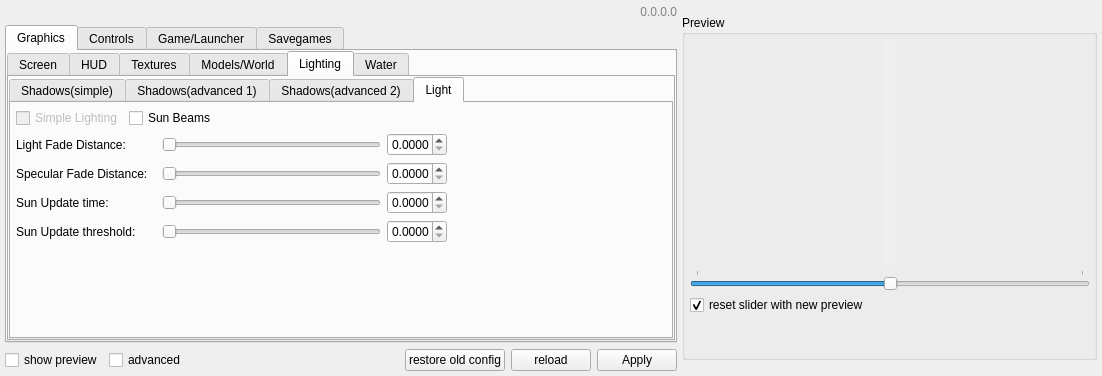
Old version of the form ui/mainwindow.ui in the repository pfannkuchengesicht/skyrim_configurator.
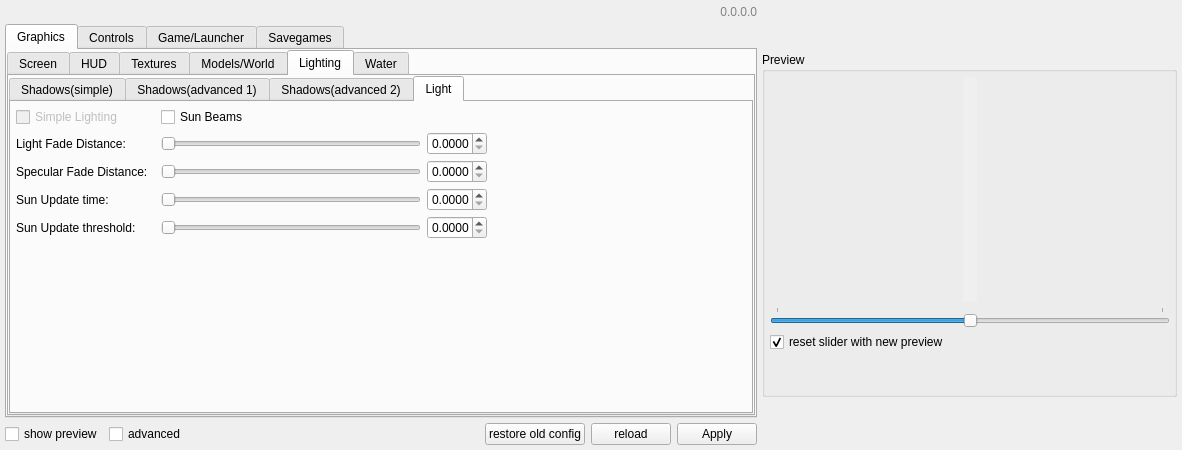
New version of the form. The open tabs and pages were chosen to show the change. Icons and pictures are not drawn.

Diff of the .ui file:
```diff
--- a/ui/mainwindow.ui
+++ b/ui/mainwindow.ui
@@ -9,12 +9,12 @@
    <rect>
     <x>0</x>
     <y>0</y>
-    <width>1102</width>
-    <height>376</height>
+    <width>1182</width>
+    <height>450</height>
    </rect>
   </property>
   <property name="sizePolicy">
-   <sizepolicy hsizetype="Expanding" vsizetype="Expanding">
+   <sizepolicy hsizetype="Fixed" vsizetype="Minimum">
     <horstretch>0</horstretch>
     <verstretch>0</verstretch>
    </sizepolicy>
@@ -72,6 +72,9 @@
     </property>
     <item>
      <layout class="QVBoxLayout" name="verticalLayout_28">
+      <property name="spacing">
+       <number>5</number>
+      </property>
       <item>
        <widget class="QLabel" name="lblVersion">
         <property name="palette">
@@ -156,6 +159,12 @@
       </item>
       <item>
        <widget class="QTabWidget" name="tabMain">
+        <property name="sizePolicy">
+         <sizepolicy hsizetype="Minimum" vsizetype="Expanding">
+          <horstretch>0</horstretch>
+          <verstretch>0</verstretch>
+         </sizepolicy>
+        </property>
         <property name="locale">
          <locale language="English" country="UnitedStates"/>
         </property>
@@ -187,6 +196,12 @@
           </property>
           <item>
            <widget class="QTabWidget" name="tabGFX">
+            <property name="sizePolicy">
+             <sizepolicy hsizetype="Minimum" vsizetype="Minimum">
+              <horstretch>0</horstretch>
+              <verstretch>0</verstretch>
+             </sizepolicy>
+            </property>
             <property name="locale">
              <locale language="English" country="UnitedStates"/>
             </property>
@@ -3224,6 +3239,12 @@
               </property>
               <item>
                <widget class="QTabWidget" name="tabLighting">
+                <property name="sizePolicy">
+                 <sizepolicy hsizetype="Minimum" vsizetype="Minimum">
+                  <horstretch>0</horstretch>
+                  <verstretch>0</verstretch>
+                 </sizepolicy>
+                </property>
                 <property name="tabPosition">
                  <enum>QTabWidget::North</enum>
                 </property>
@@ -4389,8 +4410,11 @@
                  <attribute name="title">
                   <string>Light</string>
                  </attribute>
-                 <layout class="QVBoxLayout" name="verticalLayout_35">
-                  <property name="spacing">
+                 <layout class="QFormLayout" name="formLayout_11">
+                  <property name="horizontalSpacing">
+                   <number>5</number>
+                  </property>
+                  <property name="verticalSpacing">
                    <number>5</number>
                   </property>
                   <property name="leftMargin">
@@ -4405,45 +4429,7 @@
                   <property name="bottomMargin">
                    <number>5</number>
                   </property>
-                  <item>
-                   <layout class="QHBoxLayout" name="horizontalLayout_27">
-                    <item>
-                     <widget class="QCheckBox" name="ckbSimpleLight">
-                      <property name="enabled">
-                       <bool>false</bool>
-                      </property>
-                      <property name="text">
-                       <string>Simple Lighting</string>
-                      </property>
-                     </widget>
-                    </item>
-                    <item>
-                     <widget class="QCheckBox" name="ckbSunBeams">
-                      <property name="text">
-                       <string>Sun Beams</string>
-                      </property>
-                     </widget>
-                    </item>
-                    <item>
-                     <spacer name="horizontalSpacer_20">
-                      <property name="orientation">
-                       <enum>Qt::Horizontal</enum>
-                      </property>
-                      <property name="sizeHint" stdset="0">
-                       <size>
-                        <width>40</width>
-                        <height>20</height>
-                       </size>
-                      </property>
-                     </spacer>
-                    </item>
-                   </layout>
-                  </item>
-                  <item>
-                   <layout class="QHBoxLayout" name="horizontalLayout_72">
-                    <item>
-                     <layout class="QVBoxLayout" name="verticalLayout_7">
-                      <item>
+                  <item row="1" column="0">
                        <widget class="QLabel" name="lblLightFade">
                         <property name="minimumSize">
                          <size>
@@ -4463,72 +4449,7 @@
                         </property>
                        </widget>
                       </item>
-                      <item>
-                       <widget class="QLabel" name="lblSpecFade">
-                        <property name="minimumSize">
-                         <size>
-                          <width>140</width>
-                          <height>0</height>
-                         </size>
-                        </property>
-                        <property name="toolTip">
-                         <string>&lt;!DOCTYPE HTML PUBLIC &quot;-//W3C//DTD HTML 4.0//EN&quot; &quot;http://www.w3.org/TR/REC-html40/strict.dtd&quot;&gt;
-&lt;html&gt;&lt;head&gt;&lt;meta name=&quot;qrichtext&quot; content=&quot;1&quot; /&gt;&lt;style type=&quot;text/css&quot;&gt;
-p, li { white-space: pre-wrap; }
-&lt;/style&gt;&lt;/head&gt;&lt;body style=&quot; font-family:'MS Shell Dlg 2'; font-size:8.25pt; font-weight:400; font-style:normal;&quot;&gt;
-&lt;p style=&quot; margin-top:0px; margin-bottom:0px; margin-left:0px; margin-right:0px; -qt-block-indent:0; text-indent:0px;&quot;&gt;&lt;span style=&quot; font-size:8pt;&quot;&gt;changes the draw distance of specular reflections. &lt;/span&gt;&lt;/p&gt;&lt;/body&gt;&lt;/html&gt;</string>
-                        </property>
-                        <property name="text">
-                         <string>Specular Fade Distance:</string>
-                        </property>
-                       </widget>
-                      </item>
-                      <item>
-                       <widget class="QLabel" name="lblSunUpdate">
-                        <property name="minimumSize">
-                         <size>
-                          <width>140</width>
-                          <height>0</height>
-                         </size>
-                        </property>
-                        <property name="toolTip">
-                         <string>&lt;!DOCTYPE HTML PUBLIC &quot;-//W3C//DTD HTML 4.0//EN&quot; &quot;http://www.w3.org/TR/REC-html40/strict.dtd&quot;&gt;
-&lt;html&gt;&lt;head&gt;&lt;meta name=&quot;qrichtext&quot; content=&quot;1&quot; /&gt;&lt;style type=&quot;text/css&quot;&gt;
-p, li { white-space: pre-wrap; }
-&lt;/style&gt;&lt;/head&gt;&lt;body style=&quot; font-family:'MS Shell Dlg 2'; font-size:8.25pt; font-weight:400; font-style:normal;&quot;&gt;
-&lt;p style=&quot; margin-top:0px; margin-bottom:0px; margin-left:0px; margin-right:0px; -qt-block-indent:0; text-indent:0px;&quot;&gt;&lt;span style=&quot; font-size:8pt;&quot;&gt;changes the transition speed between the old and new sun angle.&lt;/span&gt;&lt;/p&gt;&lt;/body&gt;&lt;/html&gt;</string>
-                        </property>
-                        <property name="text">
-                         <string>Sun Update time:</string>
-                        </property>
-                       </widget>
-                      </item>
-                      <item>
-                       <widget class="QLabel" name="lblSunThres">
-                        <property name="minimumSize">
-                         <size>
-                          <width>140</width>
-                          <height>0</height>
-                         </size>
-                        </property>
-                        <property name="toolTip">
-                         <string>&lt;!DOCTYPE HTML PUBLIC &quot;-//W3C//DTD HTML 4.0//EN&quot; &quot;http://www.w3.org/TR/REC-html40/strict.dtd&quot;&gt;
-&lt;html&gt;&lt;head&gt;&lt;meta name=&quot;qrichtext&quot; content=&quot;1&quot; /&gt;&lt;style type=&quot;text/css&quot;&gt;
-p, li { white-space: pre-wrap; }
-&lt;/style&gt;&lt;/head&gt;&lt;body style=&quot; font-family:'MS Shell Dlg 2'; font-size:8.25pt; font-weight:400; font-style:normal;&quot;&gt;
-&lt;p style=&quot; margin-top:0px; margin-bottom:0px; margin-left:0px; margin-right:0px; -qt-block-indent:0; text-indent:0px;&quot;&gt;&lt;span style=&quot; font-size:8pt;&quot;&gt;changes how often the sun angle is changed.&lt;/span&gt;&lt;/p&gt;
-&lt;p style=&quot; margin-top:0px; margin-bottom:0px; margin-left:0px; margin-right:0px; -qt-block-indent:0; text-indent:0px;&quot;&gt;&lt;span style=&quot; font-size:8pt;&quot;&gt;(lower values = more angle changes)&lt;/span&gt;&lt;/p&gt;&lt;/body&gt;&lt;/html&gt;</string>
-                        </property>
-                        <property name="text">
-                         <string>Sun Update threshold:</string>
-                        </property>
-                       </widget>
-                      </item>
-                     </layout>
-                    </item>
-                    <item>
-                     <layout class="QVBoxLayout" name="verticalLayout_47">
-                      <item>
+                  <item row="1" column="1">
                        <layout class="QHBoxLayout" name="horizontalLayout_23">
                         <item>
                          <widget class="QSlider" name="sldLightFadeDist">
@@ -4606,7 +4527,27 @@
                         </item>
                        </layout>
                       </item>
-                      <item>
+                  <item row="2" column="0">
+                   <widget class="QLabel" name="lblSpecFade">
+                    <property name="minimumSize">
+                     <size>
+                      <width>140</width>
+                      <height>0</height>
+                     </size>
+                    </property>
+                    <property name="toolTip">
+                     <string>&lt;!DOCTYPE HTML PUBLIC &quot;-//W3C//DTD HTML 4.0//EN&quot; &quot;http://www.w3.org/TR/REC-html40/strict.dtd&quot;&gt;
+&lt;html&gt;&lt;head&gt;&lt;meta name=&quot;qrichtext&quot; content=&quot;1&quot; /&gt;&lt;style type=&quot;text/css&quot;&gt;
+p, li { white-space: pre-wrap; }
+&lt;/style&gt;&lt;/head&gt;&lt;body style=&quot; font-family:'MS Shell Dlg 2'; font-size:8.25pt; font-weight:400; font-style:normal;&quot;&gt;
+&lt;p style=&quot; margin-top:0px; margin-bottom:0px; margin-left:0px; margin-right:0px; -qt-block-indent:0; text-indent:0px;&quot;&gt;&lt;span style=&quot; font-size:8pt;&quot;&gt;changes the draw distance of specular reflections. &lt;/span&gt;&lt;/p&gt;&lt;/body&gt;&lt;/html&gt;</string>
+                    </property>
+                    <property name="text">
+                     <string>Specular Fade Distance:</string>
+                    </property>
+                   </widget>
+                  </item>
+                  <item row="2" column="1">
                        <layout class="QHBoxLayout" name="horizontalLayout_24">
                         <item>
                          <widget class="QSlider" name="sldSpecFadeDist">
@@ -4684,7 +4625,27 @@
                         </item>
                        </layout>
                       </item>
-                      <item>
+                  <item row="3" column="0">
+                   <widget class="QLabel" name="lblSunUpdate">
+                    <property name="minimumSize">
+                     <size>
+                      <width>140</width>
+                      <height>0</height>
+                     </size>
+                    </property>
+                    <property name="toolTip">
+                     <string>&lt;!DOCTYPE HTML PUBLIC &quot;-//W3C//DTD HTML 4.0//EN&quot; &quot;http://www.w3.org/TR/REC-html40/strict.dtd&quot;&gt;
+&lt;html&gt;&lt;head&gt;&lt;meta name=&quot;qrichtext&quot; content=&quot;1&quot; /&gt;&lt;style type=&quot;text/css&quot;&gt;
+p, li { white-space: pre-wrap; }
+&lt;/style&gt;&lt;/head&gt;&lt;body style=&quot; font-family:'MS Shell Dlg 2'; font-size:8.25pt; font-weight:400; font-style:normal;&quot;&gt;
+&lt;p style=&quot; margin-top:0px; margin-bottom:0px; margin-left:0px; margin-right:0px; -qt-block-indent:0; text-indent:0px;&quot;&gt;&lt;span style=&quot; font-size:8pt;&quot;&gt;changes the transition speed between the old and new sun angle.&lt;/span&gt;&lt;/p&gt;&lt;/body&gt;&lt;/html&gt;</string>
+                    </property>
+                    <property name="text">
+                     <string>Sun Update time:</string>
+                    </property>
+                   </widget>
+                  </item>
+                  <item row="3" column="1">
                        <layout class="QHBoxLayout" name="horizontalLayout_25">
                         <item>
                          <widget class="QSlider" name="sldSunUpdate">
@@ -4762,7 +4723,28 @@
                         </item>
                        </layout>
                       </item>
-                      <item>
+                  <item row="4" column="0">
+                   <widget class="QLabel" name="lblSunThres">
+                    <property name="minimumSize">
+                     <size>
+                      <width>140</width>
+                      <height>0</height>
+                     </size>
+                    </property>
+                    <property name="toolTip">
+                     <string>&lt;!DOCTYPE HTML PUBLIC &quot;-//W3C//DTD HTML 4.0//EN&quot; &quot;http://www.w3.org/TR/REC-html40/strict.dtd&quot;&gt;
+&lt;html&gt;&lt;head&gt;&lt;meta name=&quot;qrichtext&quot; content=&quot;1&quot; /&gt;&lt;style type=&quot;text/css&quot;&gt;
+p, li { white-space: pre-wrap; }
+&lt;/style&gt;&lt;/head&gt;&lt;body style=&quot; font-family:'MS Shell Dlg 2'; font-size:8.25pt; font-weight:400; font-style:normal;&quot;&gt;
+&lt;p style=&quot; margin-top:0px; margin-bottom:0px; margin-left:0px; margin-right:0px; -qt-block-indent:0; text-indent:0px;&quot;&gt;&lt;span style=&quot; font-size:8pt;&quot;&gt;changes how often the sun angle is changed.&lt;/span&gt;&lt;/p&gt;
+&lt;p style=&quot; margin-top:0px; margin-bottom:0px; margin-left:0px; margin-right:0px; -qt-block-indent:0; text-indent:0px;&quot;&gt;&lt;span style=&quot; font-size:8pt;&quot;&gt;(lower values = more angle changes)&lt;/span&gt;&lt;/p&gt;&lt;/body&gt;&lt;/html&gt;</string>
+                    </property>
+                    <property name="text">
+                     <string>Sun Update threshold:</string>
+                    </property>
+                   </widget>
+                  </item>
+                  <item row="4" column="1">
                        <layout class="QHBoxLayout" name="horizontalLayout_26">
                         <item>
                          <widget class="QSlider" name="sldSunThres">
@@ -4842,22 +4824,22 @@
                         </item>
                        </layout>
                       </item>
-                     </layout>
-                    </item>
-                   </layout>
-                  </item>
-                  <item>
-                   <spacer name="verticalSpacer_11">
-                    <property name="orientation">
-                     <enum>Qt::Vertical</enum>
+                  <item row="0" column="0">
+                   <widget class="QCheckBox" name="ckbSimpleLight">
+                    <property name="enabled">
+                     <bool>false</bool>
                     </property>
-                    <property name="sizeHint" stdset="0">
-                     <size>
-                      <width>20</width>
-                      <height>40</height>
-                     </size>
+                    <property name="text">
+                     <string>Simple Lighting</string>
                     </property>
-                   </spacer>
+                   </widget>
+                  </item>
+                  <item row="0" column="1">
+                   <widget class="QCheckBox" name="ckbSunBeams">
+                    <property name="text">
+                     <string>Sun Beams</string>
+                    </property>
+                   </widget>
                   </item>
                  </layout>
                 </widget>
@@ -5837,10 +5819,16 @@
       <property name="enabled">
        <bool>true</bool>
       </property>
+      <property name="sizePolicy">
+       <sizepolicy hsizetype="Preferred" vsizetype="Minimum">
+        <horstretch>0</horstretch>
+        <verstretch>0</verstretch>
+       </sizepolicy>
+      </property>
       <property name="minimumSize">
        <size>
         <width>415</width>
-        <height>345</height>
+        <height>0</height>
        </size>
       </property>
       <property name="maximumSize">
@@ -5855,6 +5843,9 @@
       <property name="title">
        <string>Preview</string>
       </property>
+      <property name="alignment">
+       <set>Qt::AlignLeading|Qt::AlignLeft|Qt::AlignTop</set>
+      </property>
       <layout class="QVBoxLayout" name="verticalLayout_29">
        <property name="spacing">
         <number>5</number>
@@ -6044,7 +6035,7 @@
         </widget>
        </item>
        <item>
-        <spacer name="verticalSpacer_6">
+        <spacer name="verticalSpacer_3">
          <property name="orientation">
           <enum>Qt::Vertical</enum>
          </property>
```
Left out of the diff: 1306 changed lines with no effect on the pictures. Lines whose indentation alone changed are shown as unchanged.
